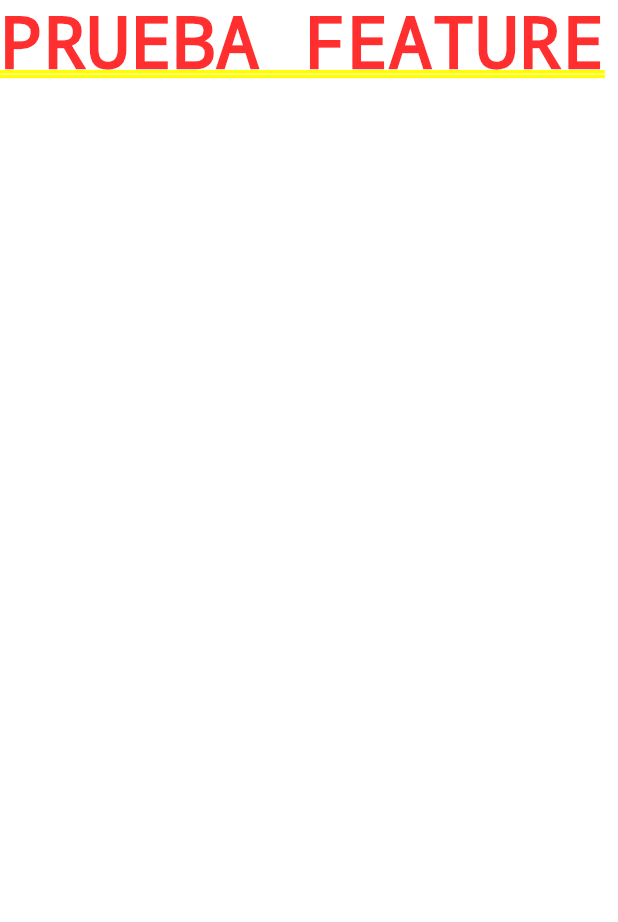
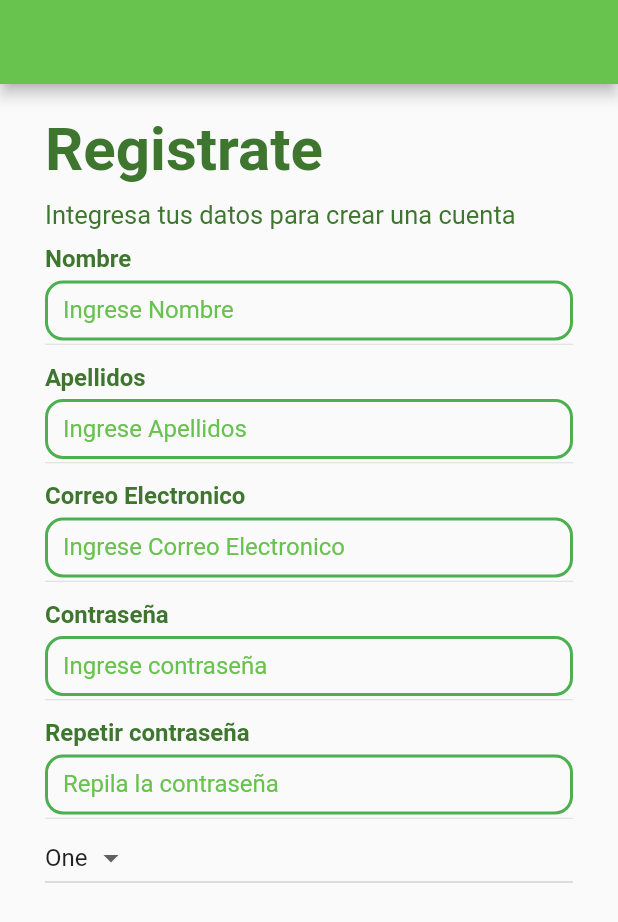
Before and after one commit to DanielSR16/VACORO-2022, a Flutter app: the screen it shows after launch, on a phone screen of 412 x 824 dp. Shown: the top 922 px of the screen. Run offline on Flutter 3.47's test engine with Material 2 defaults, Android fonts, the phone set to English and light mode, and no system bars; Roboto replaces fonts that are missing (Cardo).

Commit message:
add inputs

```diff
--- a/lib/src/pages/vista_principal.dart
+++ b/lib/src/pages/vista_principal.dart
@@ -8,10 +8,121 @@ class vista_principal extends StatefulWidget {
 }
 
 class _vista_principalState extends State<vista_principal> {
+  var size, height_media, width_media;
+  late double bordes = 30;
   @override
   Widget build(BuildContext context) {
+    size = MediaQuery.of(context).size;
+    height_media = size.height;
+    width_media = size.width;
+    return Scaffold(
+      appBar: AppBar(
+        backgroundColor: const Color(0xFF68C34E),
+      ),
+      body: ListView(
+        children: [
+          Container(
+            padding: EdgeInsets.only(left: bordes, top: 20),
+            child: const Text(
+              'Registrate',
+              style: TextStyle(
+                  color: Color(0xFF3E752F),
+                  fontSize: 40,
+                  fontFamily: 'Cardo',
+                  fontWeight: FontWeight.bold),
+            ),
+          ),
+          Container(
+            padding: EdgeInsets.only(left: bordes, top: 10),
+            child: const Text(
+              'Integresa tus datos para crear una cuenta',
+              style: TextStyle(
+                color: Color(0xFF3E752F),
+                fontSize: 17,
+                fontFamily: 'Cardo',
+              ),
+            ),
+          ),
+          inputs('Nombre', 'Ingrese Nombre'),
+          inputs('Apellidos', 'Ingrese Apellidos'),
+          inputs('Correo Electronico', 'Ingrese Correo Electronico'),
+          inputs('Contraseña', 'Ingrese contraseña'),
+          inputs('Repetir contraseña', 'Repila la contraseña'),
+          drop_button()
+        ],
+      ),
+    );
+  }
+
+  Widget inputs(String nameTopField, String nameInField) {
     return Container(
-      child: Text('PRUEBA FEATURE'),
+      padding: EdgeInsets.only(left: bordes, right: bordes),
+      child: Column(
+        children: [
+          Container(
+              padding: const EdgeInsets.only(top: 10, bottom: 5),
+              width: width_media,
+              child: Text(
+                nameTopField,
+                textAlign: TextAlign.left,
+                style: const TextStyle(
+                  fontSize: 16,
+                  fontWeight: FontWeight.bold,
+                  color: Color(0xFF3E762F),
+                ),
+              )),
+          SizedBox(
+            height: 40,
+            child: TextField(
+              decoration: InputDecoration(
+                labelStyle: const TextStyle(color: Color(0xFF68C24E)),
+                enabledBorder: const OutlineInputBorder(
+                  borderSide: BorderSide(color: Colors.green, width: 2.0),
+                  borderRadius: BorderRadius.all(
+                    Radius.circular(12),
+                  ),
+                ),
+                focusedBorder: const OutlineInputBorder(
+                  borderSide: BorderSide(color: Colors.green, width: 2.0),
+                  borderRadius: BorderRadius.all(
+                    Radius.circular(12),
+                  ),
+                ),
+                labelText: nameInField,
+              ),
+            ),
+          ),
+          const Divider(
+            height: 5,
+          )
+        ],
+      ),
+    );
+  }
+
+  Widget drop_button() {
+    String dropdownValue = 'One';
+    return Container(
+      padding: EdgeInsets.only(left: bordes, right: bordes),
+      child: DropdownButton<String>(
+        value: dropdownValue,
+        items: <String>['One', 'Two', 'Free', 'Four']
+            .map<DropdownMenuItem<String>>(
+          (String value) {
+            return DropdownMenuItem<String>(
+              value: value,
+              child: Text(value),
+            );
+          },
+        ).toList(),
+        onChanged: (String? newValue) {
+          setState(
+            () {
+              dropdownValue = newValue!;
+            },
+          );
+        },
+      ),
     );
   }
 }
```
